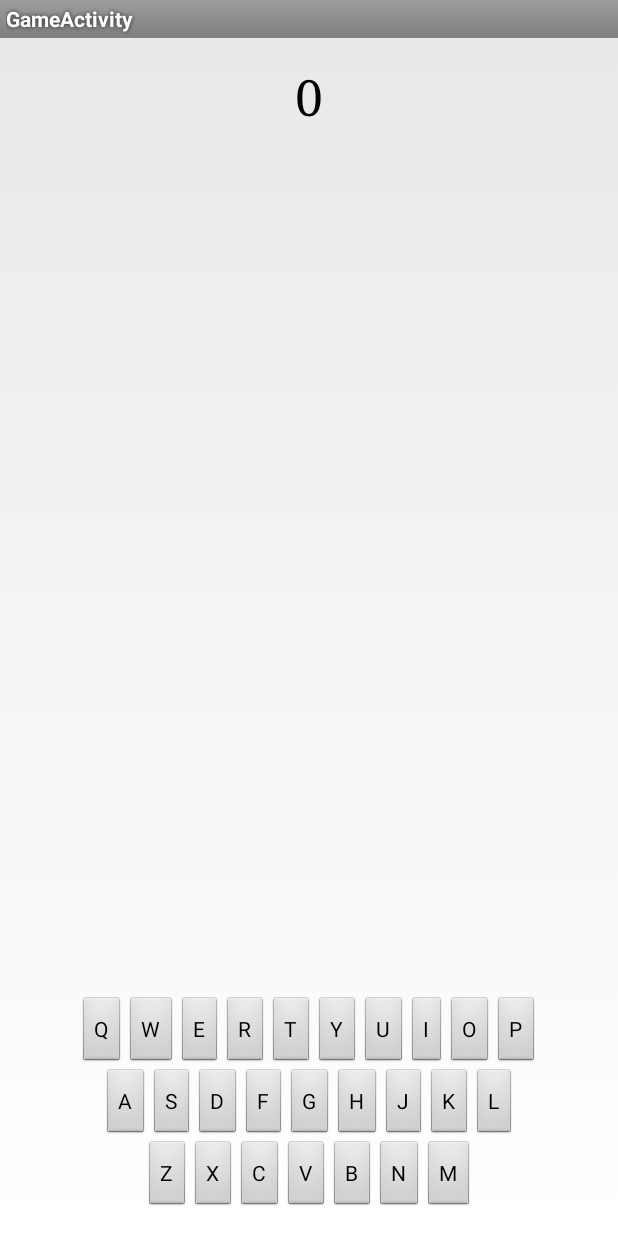
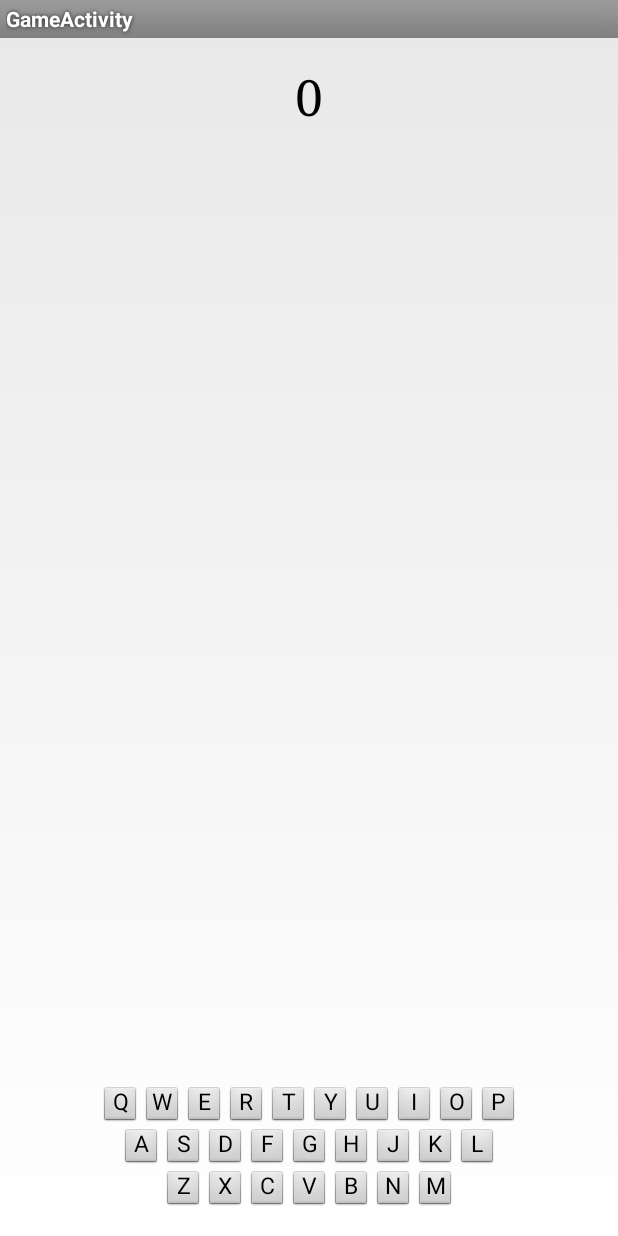
Before and after one commit to cschwendiman/shakespeareanhangman, an Android app: the GameActivity screen opened directly, with no data from a screen before it, on a phone screen of 412 x 824 dp. Run offline under Robolectric (Android 15) with nearby library versions, the phone set to English and light mode, and no system bars; 3 statements that could not run were skipped.

Commit message:
Fix keyboard

```diff
--- a/app/src/main/java/cs371m/shakespeareanhangman/GameActivity.java
+++ b/app/src/main/java/cs371m/shakespeareanhangman/GameActivity.java
@@ -7,9 +7,7 @@ import android.media.AudioManager;
 import android.media.SoundPool;
 import android.os.Bundle;
 import android.util.Log;
-import android.view.Menu;
-import android.view.MenuItem;
-import android.view.View;
+import android.view.*;
 import android.widget.*;
 import android.widget.RelativeLayout.LayoutParams;
 
@@ -171,6 +169,7 @@ public class GameActivity extends Activity {
         LinearLayout bottomLayout = (LinearLayout) findViewById(R.id.bottom_layout);
         String[] keyboard = getResources().getStringArray(R.array.keyboard);
         LayoutParams rowParams = new LayoutParams(LayoutParams.WRAP_CONTENT, LayoutParams.WRAP_CONTENT);
+        LayoutParams keyParams = new LayoutParams(42, 42);
         for (String row : keyboard) {
             LinearLayout rowLayout = new LinearLayout(this);
             rowLayout.setOrientation(LinearLayout.HORIZONTAL);
@@ -182,6 +181,10 @@ public class GameActivity extends Activity {
                 button.setText(String.valueOf(key));
                 button.setTag(Character.toLowerCase(key));
                 button.setOnClickListener(keyboardClickListener);
+                button.setLayoutParams(keyParams);
+                button.setPadding(0, 0, 0, 0);
+                button.setTextSize(15);
+                button.setGravity(Gravity.TOP | Gravity.CENTER_HORIZONTAL);
                 rowLayout.addView(button);
             }
             bottomLayout.addView(rowLayout);
```
